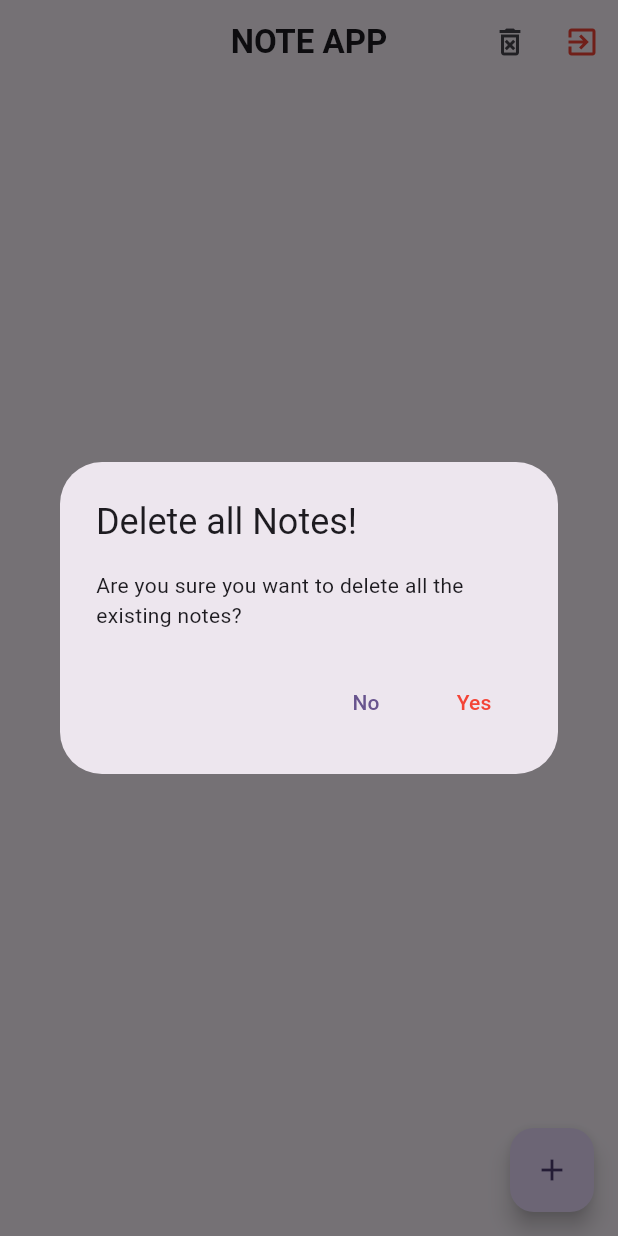
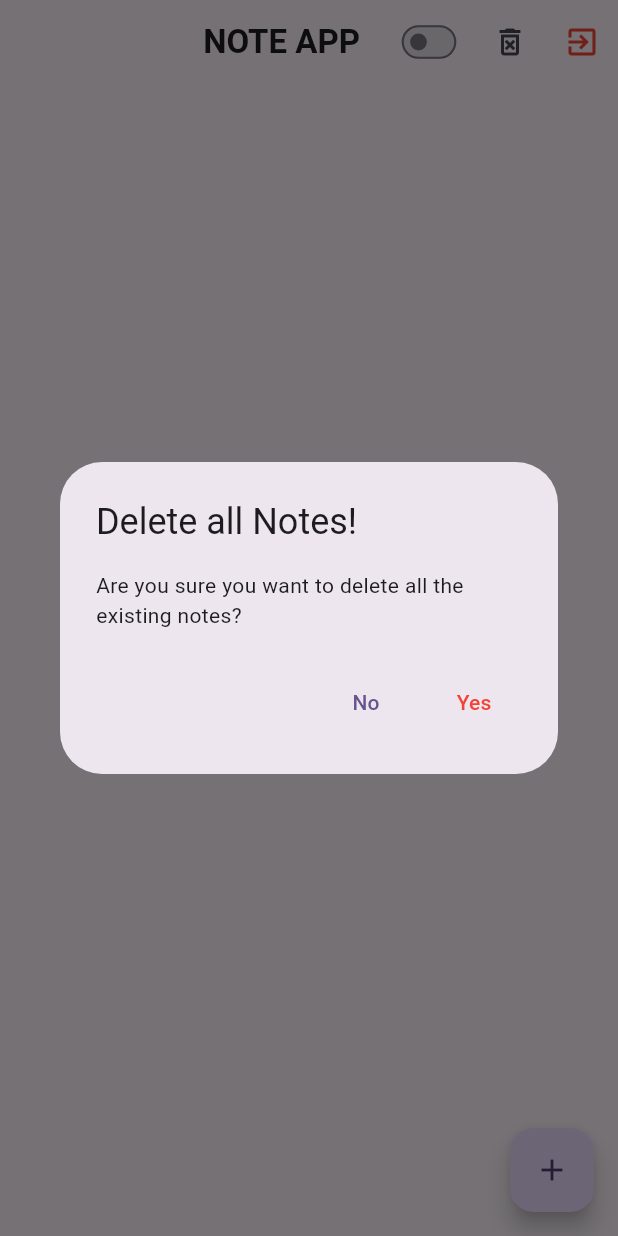
Before and after one commit to basanthraj15/Note_app, a Flutter app: the screen it shows after launch, after a tap on the "delete forever" icon, on a phone screen of 412 x 824 dp. Run offline on Flutter 3.47's test engine with Material 3 defaults, Android fonts, the phone set to English and light mode, and no system bars; our stand-ins replace shared_preferences, sqflite; accounts and stored records are empty.

Commit message:
Dark mode implemented

```diff
--- a/lib/main.dart
+++ b/lib/main.dart
@@ -1,12 +1,46 @@
 import 'package:flutter/material.dart';
 import 'package:note_app/ui/home.dart';
+import 'package:shared_preferences/shared_preferences.dart';
 
 void main() {
   runApp(const NoteApp());
 }
 
-class NoteApp extends StatelessWidget {
+class NoteApp extends StatefulWidget {
   const NoteApp({super.key});
+
+  @override
+  State<NoteApp> createState() => _NoteAppState();
+}
+
+class _NoteAppState extends State<NoteApp> {
+
+  ThemeMode _themeMode = ThemeMode.light;
+
+
+  Future<void> _loadThemePreferences() async {
+    SharedPreferences pref = await SharedPreferences.getInstance();
+    bool isDarkMode = pref.getBool('isDarkMode') ?? false;
+    setState(() {
+      _themeMode = isDarkMode ? ThemeMode.dark : ThemeMode.light;
+    });
+  }
+
+  //toggle theme
+
+  Future <void> _toggleTheme (bool isDarkMode) async {
+    SharedPreferences pref = await SharedPreferences.getInstance();
+    setState(() {
+      _themeMode = isDarkMode ? ThemeMode.dark : ThemeMode.light;
+      pref.setBool('isDarkMode', isDarkMode);
+    });
+  }
+
+  @override
+  void initState() {
+    _loadThemePreferences();
+    super.initState();
+  }
 
   @override
   Widget build(BuildContext context) {
@@ -15,8 +49,14 @@ class NoteApp extends StatelessWidget {
       title: "NOTE APP",
       theme: ThemeData(
           colorScheme: ColorScheme.fromSeed(seedColor: Colors.deepPurple),
-          useMaterial3: true),
-      home: HomeScreen(),
+          useMaterial3: true,
+          brightness: Brightness.light
+          ),
+          darkTheme: ThemeData(
+            brightness: Brightness.dark
+          ),
+          themeMode: _themeMode,
+      home: HomeScreen(onThemeChanged : _toggleTheme),
     );
   }
 }
--- a/lib/ui/home.dart
+++ b/lib/ui/home.dart
@@ -1,15 +1,35 @@
 import 'package:flutter/material.dart';
 import 'package:flutter/services.dart';
 import 'package:note_app/services/database_helper.dart';
+import 'package:shared_preferences/shared_preferences.dart';
 
 class HomeScreen extends StatefulWidget {
-  const HomeScreen({super.key});
+  final Function(bool) onThemeChanged;
+
+  HomeScreen({super.key, required this.onThemeChanged});
 
   @override
   State<HomeScreen> createState() => _HomeScreenState();
 }
 
 class _HomeScreenState extends State<HomeScreen> {
+  bool _isDarkMode = false;
+
+  Future<void> _loadThemePreferences() async {
+    SharedPreferences pref = await SharedPreferences.getInstance();
+    setState(() {
+      _isDarkMode = pref.getBool('isDarkMode') ?? false;
+    });
+  }
+
+  //toggle theme
+  void _toggleTheme(bool value) {
+    setState(() {
+      _isDarkMode = value;
+      widget.onThemeChanged(_isDarkMode);
+    });
+  }
+
   final TextEditingController _noteTitleController = TextEditingController();
   final TextEditingController _noteDescriptionController =
       TextEditingController();
@@ -211,6 +231,14 @@ class _HomeScreenState extends State<HomeScreen> {
         ),
         centerTitle: true,
         actions: [
+          Transform.scale(
+            scale: 0.7,
+            child: Switch(
+                value: _isDarkMode,
+                onChanged: (value) {
+                  _toggleTheme(value);
+                }),
+          ),
           Tooltip(
             message: "Delete all Notes",
             child: IconButton(
```
